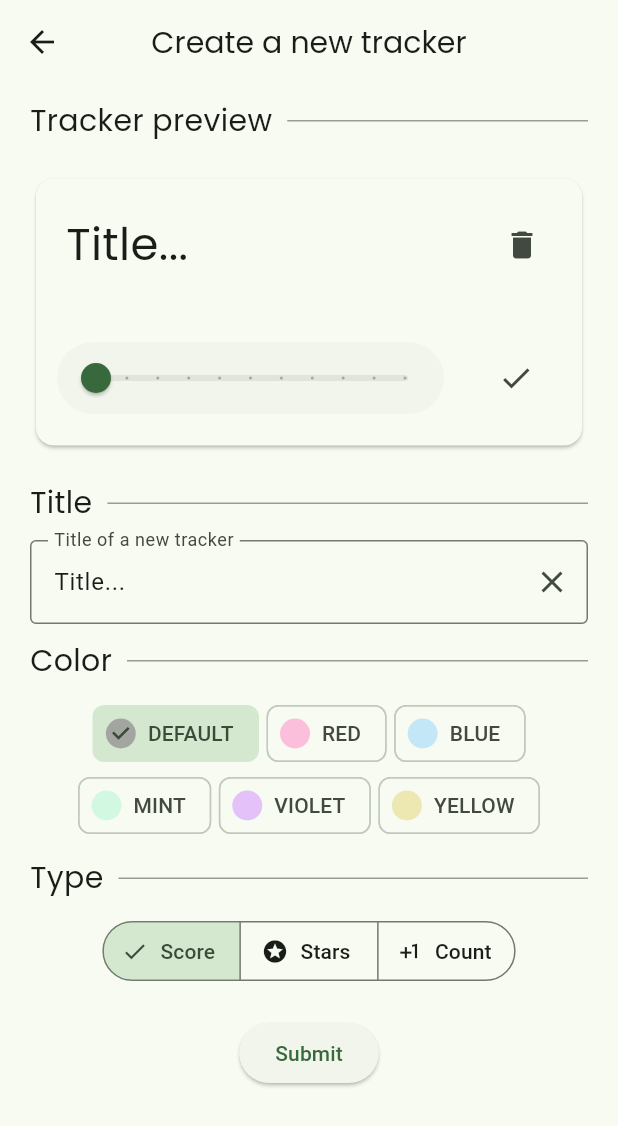
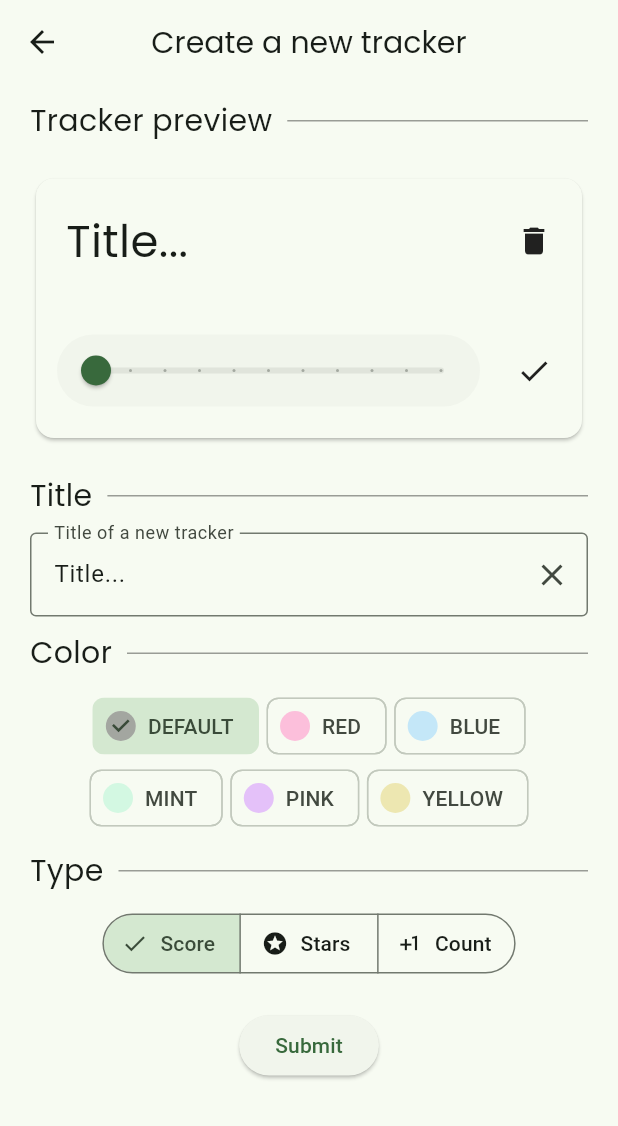
Before and after one commit to tmrzc/daily_organiser, a Flutter app: the screen it shows after launch, item 2 of the bottom bar chosen, after a tap on the "add" icon, on a phone screen of 412 x 824 dp. Shown: the top 1126 px of the screen. Run offline on Flutter 3.47's test engine with Material 2 defaults, Android fonts, the light colour scheme and no system bars; our stand-ins replace flutter_rating_bar, google_fonts, sqflite; accounts and stored records are empty.

Commit message:
Working sql database for todo's and trackers

```diff
--- a/lib/database/databaseusage.dart
+++ b/lib/database/databaseusage.dart
@@ -29,6 +29,7 @@ class OrganiserDatabase {
     final textType = 'TEXT NOT NULL';
     final integerType = 'INTEGER NOT NULL';
     final boolType = 'BOOLEAN NOT NULL';
+    final doubleType = 'DOUBLE';
 
     await db.execute('''
     CREATE TABLE $tableTodo (
@@ -44,7 +45,8 @@ class OrganiserDatabase {
       ${TrackerTable.type_tracker} $textType,
       ${TrackerTable.color_id} $integerType,
       ${TrackerTable.range_tracker} $integerType,
-      ${TrackerTable.isLocked} $boolType
+      ${TrackerTable.isLocked} $boolType,
+      ${TrackerTable.value} $doubleType
     )''');
 
     /*await db.execute('''
@@ -54,7 +56,7 @@ class OrganiserDatabase {
     )''');*/
   }
 
-  Future<Todo> create(Todo todo) async {
+  Future<Todo> createTodo(Todo todo) async {
     final db = await instance.database;
 
     final id = await db.insert(tableTodo, todo.toJson());
@@ -105,6 +107,46 @@ class OrganiserDatabase {
     );
   }
 
+  Future<Tracker> createTracker(Tracker tracker) async {
+    final db = await instance.database;
+
+    final id = await db.insert(tableTracker, tracker.toJson());
+
+    return tracker.copy(id: id);
+  }
+
+  Future<List<Tracker>> readTrackers() async {
+    final db = await instance.database;
+
+    final listOfMaps = await db.query(
+      tableTracker,
+      columns: TrackerTable.values,
+    );
+
+    return listOfMaps.map((json) => Tracker.fromJson(json)).toList();
+  }
+
+  Future<int> updateTracker(Tracker tracker) async {
+    final db = await instance.database;
+
+    return db.update(
+      tableTracker,
+      tracker.toJson(),
+      where: '${TrackerTable.id_tracker} = ?',
+      whereArgs: [tracker.id],
+    );
+  }
+
+  Future<int> deleteTracker(Tracker tracker) async {
+    final db = await instance.database;
+
+    return db.delete(
+      tableTracker,
+      where: '${TrackerTable.id_tracker} = ?',
+      whereArgs: [tracker.id],
+    );
+  }
+
   Future close() async {
     final db = await instance.database;
 
--- a/lib/database/trackermodel.dart
+++ b/lib/database/trackermodel.dart
@@ -1,13 +1,26 @@
+import 'package:daily_organiser/screens/tracker/trackerscreen.dart';
+
 final String tableTracker = 'trackersList';
 final String tableStats = 'statsList';
 
 class TrackerTable {
+  static final List<String> values = [
+    id_tracker,
+    name_tracker,
+    type_tracker,
+    color_id,
+    range_tracker,
+    isLocked,
+    value,
+  ];
+
   static final String id_tracker = 'id_tracker';
   static final String name_tracker = 'name_tracker';
   static final String type_tracker = 'type_tracker';
   static final String color_id = 'color_id';
   static final String range_tracker = 'range_tracker';
   static final String isLocked = 'isLocked';
+  static final String value = 'value';
 }
 
 class TrackerStats {
@@ -24,6 +37,7 @@ class Tracker {
   final int color;
   final int range;
   bool isLocked;
+  double? value;
 
   Tracker({
     this.id,
@@ -32,6 +46,7 @@ class Tracker {
     required this.color,
     required this.range,
     required this.isLocked,
+    this.value,
   });
 
   Tracker copy(
@@ -40,7 +55,8 @@ class Tracker {
           String? type,
           int? color,
           int? range,
-          bool? isLocked}) =>
+          bool? isLocked,
+          double? value}) =>
       Tracker(
         id: id ?? this.id,
         name: name ?? this.name,
@@ -48,6 +64,7 @@ class Tracker {
         color: color ?? this.color,
         range: range ?? this.range,
         isLocked: isLocked ?? this.isLocked,
+        value: value ?? this.value,
       );
 
   static Tracker fromJson(Map<String, Object?> json) => Tracker(
@@ -57,6 +74,7 @@ class Tracker {
         color: json[TrackerTable.color_id] as int,
         range: json[TrackerTable.range_tracker] as int,
         isLocked: json[TrackerTable.isLocked] == 1,
+        value: json[TrackerTable.value] as double?,
       );
 
   Map<String, Object?> toJson() => {
@@ -66,5 +84,32 @@ class Tracker {
         TrackerTable.color_id: color,
         TrackerTable.range_tracker: range,
         TrackerTable.isLocked: isLocked ? 1 : 0,
+        TrackerTable.value: value,
       };
 }
+
+TrackerType stringConvertertoType(String typeString) {
+  switch (typeString) {
+    case 'score':
+      return TrackerType.score;
+    case 'stars':
+      return TrackerType.stars;
+    case 'counter':
+      return TrackerType.counter;
+    default:
+      return TrackerType.score;
+  }
+}
+
+String typeConverterToString(TrackerType typeToConvert) {
+  switch (typeToConvert) {
+    case TrackerType.score:
+      return 'score';
+    case TrackerType.stars:
+      return 'stars';
+    case TrackerType.counter:
+      return 'counter';
+    default:
+      return 'ERROR CONVERTING TOJSON';
+  }
+}
--- a/lib/main.dart
+++ b/lib/main.dart
@@ -43,6 +43,32 @@ class MyHomePage extends StatefulWidget {
 
 class _MyHomePageState extends State<MyHomePage> {
   var currentPageIndex = 0;
+  late bool isLoading;
+  late bool isLoading2;
+
+  @override
+  void initState() {
+    // TODO: implement initState
+    super.initState();
+    refreshTodos();
+    refreshTrackers();
+  }
+
+  Future refreshTodos() async {
+    setState(() => isLoading = true);
+
+    Provider.of<MyAppState>(context, listen: false).importTodo();
+
+    setState(() => isLoading = false);
+  }
+
+  Future refreshTrackers() async {
+    setState(() => isLoading2 = true);
+
+    Provider.of<MyAppState>(context, listen: false).importTrackers();
+
+    setState(() => isLoading2 = false);
+  }
 
   @override
   Widget build(BuildContext context) {
--- a/lib/screens/todo/todoscreen.dart
+++ b/lib/screens/todo/todoscreen.dart
@@ -26,7 +26,7 @@ class _TodoListScreenState extends State<TodoListScreen> {
   //late List<Todo> donetodos = [];
   bool isLoading = false;
 
-  @override
+  /*@override
   void initState() {
     super.initState();
 
@@ -46,7 +46,7 @@ class _TodoListScreenState extends State<TodoListScreen> {
     Provider.of<MyAppState>(context, listen: false).importTodo();
 
     setState(() => isLoading = false);
-  }
+  }*/
 
   @override
   Widget build(BuildContext context) {
--- a/lib/screens/tracker/trackercard.dart
+++ b/lib/screens/tracker/trackercard.dart
@@ -1,3 +1,4 @@
+import 'package:daily_organiser/database/trackermodel.dart';
 import 'package:flutter/material.dart';
 import 'package:provider/provider.dart';
 import 'package:google_fonts/google_fonts.dart';
@@ -6,6 +7,7 @@ import 'dart:async';
 import '../../main.dart';
 import '../../provider.dart';
 import 'trackerscreen.dart';
+import 'package:daily_organiser/database/trackermodel.dart';
 
 class trackerCardListItem extends StatefulWidget {
   trackerCardListItem({
@@ -13,11 +15,13 @@ class trackerCardListItem extends StatefulWidget {
     required this.theme,
     required this.trackerInfo,
     this.index = 0,
+    this.isPreview = false,
   });
 
   final ThemeData theme;
-  var trackerInfo;
+  Tracker trackerInfo;
   int index;
+  bool isPreview;
 
   @override
   State<trackerCardListItem> createState() => _trackerCardListItem();
@@ -49,7 +53,7 @@ class _trackerCardListItem extends State<trackerCardListItem> {
     return Padding(
       padding: const EdgeInsets.fromLTRB(0, 10, 0, 10),
       child: Card(
-        color: trackerColors[trackerInfo['color_id']]['theme'],
+        color: trackerColors[trackerInfo.color]['theme'],
         child: Column(
           children: [
             Padding(
@@ -58,14 +62,21 @@ class _trackerCardListItem extends State<trackerCardListItem> {
                 children: [
                   Expanded(
                     child: Text(
-                      trackerInfo['title'],
+                      trackerInfo.name,
                       style: GoogleFonts.poppins(
                         fontSize: 30,
                         fontWeight: FontWeight.w400,
                       ),
                     ),
                   ),
-                  IconButton(
+                  widget.isPreview
+                      ? const Padding(
+                          padding: EdgeInsets.fromLTRB(20, 0, 0, 0),
+                          child: Icon(
+                            Icons.delete,
+                          ),
+                        )
+                      : IconButton(
                           onPressed: () {
                             showDialog(
                                 context: context,
@@ -81,34 +92,38 @@ class _trackerCardListItem extends State<trackerCardListItem> {
                                           ElevatedButton(
                                             onPressed: () {
                                               setState(() {
-                                          appState.removeTracker(widget.index);
+                                                appState
+                                                    .removeTracker(trackerInfo);
                                               });
                                               Navigator.pop(context);
                                             },
                                             child: const Padding(
-                                        padding:
-                                            EdgeInsets.fromLTRB(20, 0, 20, 0),
+                                              padding: EdgeInsets.fromLTRB(
+                                                  20, 0, 20, 0),
                                               child: Text('Yes'),
                                             ),
                                           ),
                                           ElevatedButton(
                                             style: ButtonStyle(
                                               backgroundColor:
-                                            MaterialStateColor.resolveWith(
-                                                (states) =>
-                                                    widget.theme.shadowColor),
+                                                  MaterialStateColor
+                                                      .resolveWith((states) =>
+                                                          widget.theme
+                                                              .shadowColor),
                                             ),
-                                      onPressed: () => Navigator.pop(context),
+                                            onPressed: () =>
+                                                Navigator.pop(context),
                                             child: Padding(
-                                        padding: const EdgeInsets.fromLTRB(
+                                              padding:
+                                                  const EdgeInsets.fromLTRB(
                                                       20, 0, 20, 0),
                                               child: Text(
                                                 'No',
                                                 style: TextStyle(
-                                            color:
-                                                MaterialStateColor.resolveWith(
-                                                    (states) => widget
-                                                        .theme.backgroundColor),
+                                                  color: MaterialStateColor
+                                                      .resolveWith((states) =>
+                                                          widget.theme
+                                                              .backgroundColor),
                                                 ),
                                               ),
                                             ),
@@ -132,8 +147,9 @@ class _trackerCardListItem extends State<trackerCardListItem> {
             Padding(
               padding: const EdgeInsets.fromLTRB(0, 20, 20, 10),
               child: typeDependantOptions(
-                trackerInfo['type'],
-                trackerInfo['state'],
+                stringConvertertoType(trackerInfo.type),
+                trackerInfo.isLocked,
+                widget.isPreview,
               ),
             ),
           ],
@@ -143,7 +159,7 @@ class _trackerCardListItem extends State<trackerCardListItem> {
   }
 
   // ------ MENU SWITCHER FOR DIFFERENT TYPES OF TRACEKRS ------
-  Widget typeDependantOptions(TrackerType type, var state) {
+  Widget typeDependantOptions(TrackerType type, bool isLocked, bool isPreview) {
     var appState = context.watch<MyAppState>();
 
     Row selectorRowTracker(Widget option) {
@@ -152,7 +168,9 @@ class _trackerCardListItem extends State<trackerCardListItem> {
           Expanded(child: option),
           Padding(
             padding: const EdgeInsets.fromLTRB(20, 0, 0, 0),
-            child: IconButton(
+            child: isPreview
+                ? const Icon(Icons.check)
+                : IconButton(
                     icon: const Icon(Icons.check),
                     onPressed: () {
                       setState(() {
@@ -165,7 +183,7 @@ class _trackerCardListItem extends State<trackerCardListItem> {
       );
     }
 
-    if (state == TrackerState.disabled) {
+    if (isLocked) {
       return Row(
         children: [
           Expanded(child: disabledTracker()),
@@ -177,7 +195,6 @@ class _trackerCardListItem extends State<trackerCardListItem> {
                 setState(() {
                   appState.enableTracker(widget.trackerInfo);
                 });
-                print(appState.trackers);
               },
             ),
           ),
--- a/lib/screens/tracker/trackerpopup.dart
+++ b/lib/screens/tracker/trackerpopup.dart
@@ -5,6 +5,7 @@ import '../../main.dart';
 import '../../provider.dart';
 import 'trackercard.dart';
 import 'trackerscreen.dart';
+import 'package:daily_organiser/database/trackermodel.dart';
 
 // ------ SCREEN DISPLAYED FOR CRATING NEW TRACKERS ------
 
@@ -94,11 +95,14 @@ class _TrackerPopup extends State<TrackerPopup> {
 
                 trackerCardListItem(
                   theme: theme,
-                  trackerInfo: {
-                    'type': trackerView,
-                    'title': _titlecontroller.text,
-                    'color_id': _value ?? 0
-                  },
+                  trackerInfo: Tracker(
+                    name: _titlecontroller.text,
+                    type: typeConverterToString(trackerView),
+                    color: _value ?? 0,
+                    range: 10,
+                    isLocked: false,
+                  ),
+                  isPreview: true,
                 ),
 
                 HeaderText(widget: widget, header: 'Title'),
--- a/lib/screens/tracker/trackerscreen.dart
+++ b/lib/screens/tracker/trackerscreen.dart
@@ -7,15 +7,16 @@ import 'trackercard.dart';
 import 'package:daily_organiser/main.dart';
 
 List trackerColors = [
-  {'name': 'DEFAULT', 'theme': appTheme.colorScheme.background},
-  {'name': 'RED', 'theme': Color.fromARGB(255, 252, 191, 219)},
-  {'name': 'BLUE', 'theme': Color.fromARGB(255, 196, 231, 248)},
-  {'name': 'MINT', 'theme': const Color.fromARGB(255, 211, 248, 226)},
-  {'name': 'VIOLET', 'theme': const Color.fromARGB(255, 228, 193, 249)},
-  {'name': 'YELLOW', 'theme': const Color.fromARGB(255, 237, 231, 177)},
+  {'name': 'DEFAULT', 'theme': appTheme.colorScheme.background}, // idx 0
+  {'name': 'RED', 'theme': Color.fromARGB(255, 252, 191, 219)}, // idx 1
+  {'name': 'BLUE', 'theme': Color.fromARGB(255, 196, 231, 248)}, // idx 2
+  {'name': 'MINT', 'theme': const Color.fromARGB(255, 211, 248, 226)}, // idx 3
+  {'name': 'PINK', 'theme': const Color.fromARGB(255, 228, 193, 249)}, // idx 4
+  {
+    'name': 'YELLOW',
+    'theme': const Color.fromARGB(255, 237, 231, 177)
+  }, // idx 5
 ];
-
-enum TrackerState { enabled, disabled }
 
 // ENUM FOR SELECTING TYPE OF TRACKER TO ADD
 enum TrackerType { score, stars, counter, hours }
```
Also changed, not shown: lib/provider.dart (+30 -17 lines). Lines whose indentation alone changed are shown as unchanged.
